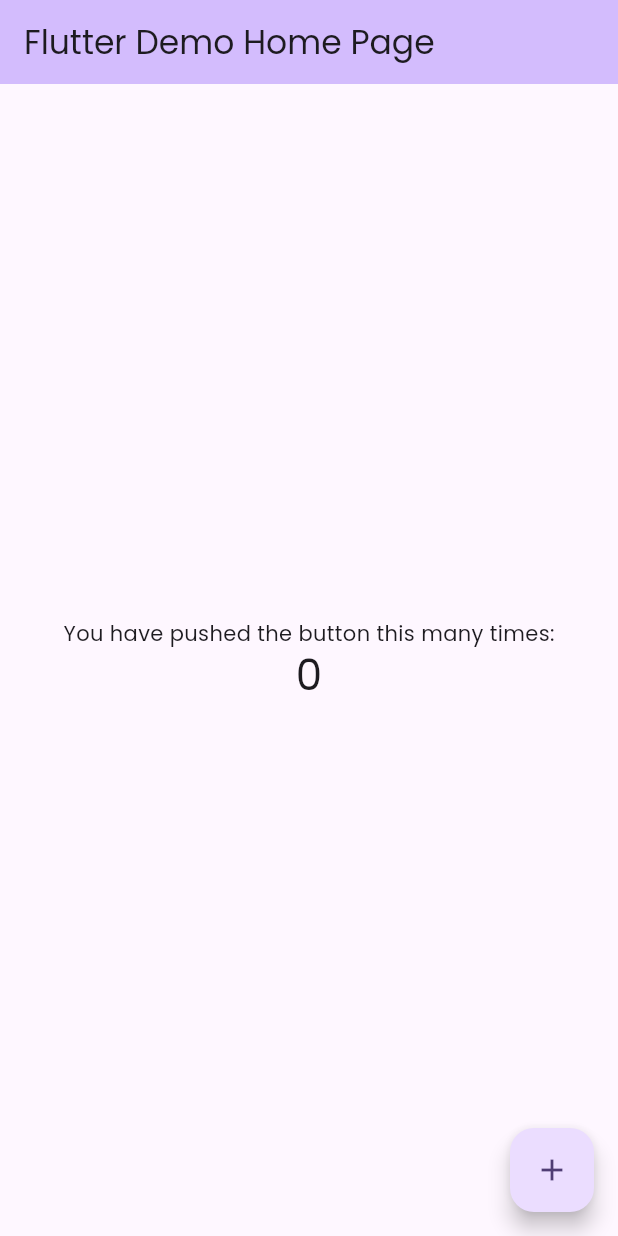
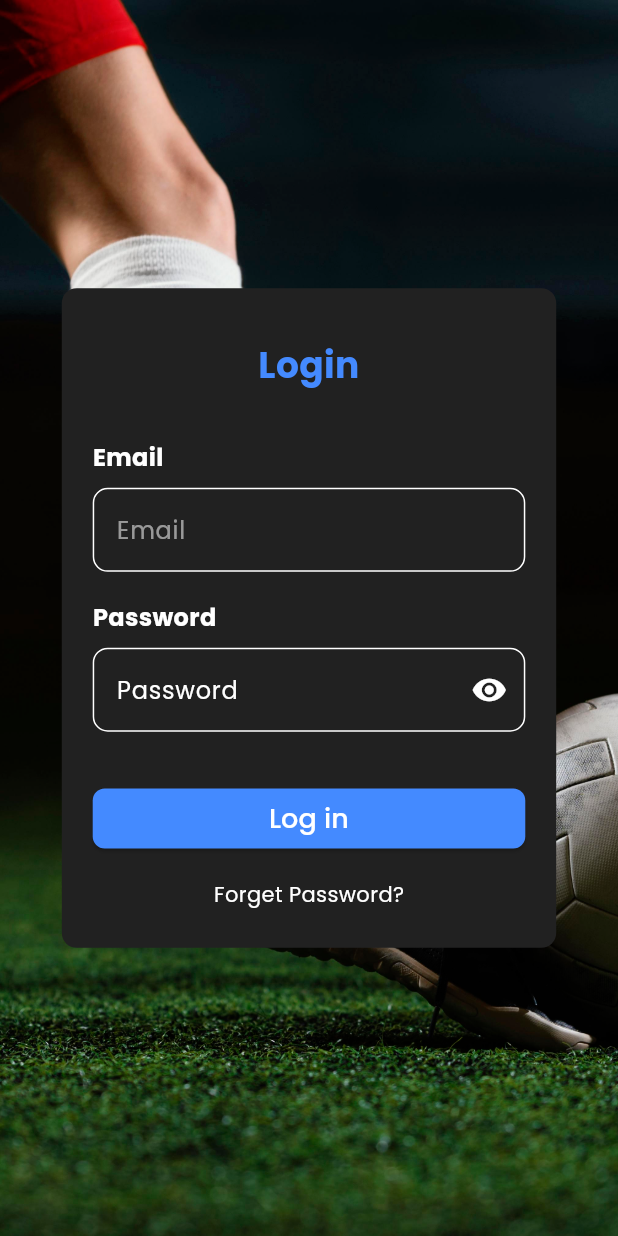
Before and after one commit to adhilfouzi/turf_booking_application_for_admin, a Flutter app: the screen it shows after launch, on a phone screen of 412 x 824 dp. Run offline on Flutter 3.47's test engine with Material 3 defaults, Android fonts, the phone set to English and light mode, and no system bars; our stand-ins replace firebase_core, flutter_svg; accounts and stored records are empty.

Commit message:
login page design done

```diff
--- a/lib/main.dart
+++ b/lib/main.dart
@@ -1,6 +1,7 @@
 import 'package:firebase_core/firebase_core.dart';
 import 'package:flutter/material.dart';
-import 'package:turf_booking_application_for_admin/firebase_options.dart';
+import 'package:turf_booking_application_for_admin/model/backend/firebase_options.dart';
+import 'package:turf_booking_application_for_admin/view/login/screen/login_screen.dart';
 
 Future<void> main() async {
   WidgetsFlutterBinding.ensureInitialized();
@@ -19,60 +20,12 @@
       debugShowCheckedModeBanner: false,
       title: 'Turf Booking Application For Admin',
       theme: ThemeData(
-        colorScheme: ColorScheme.fromSeed(seedColor: Colors.deepPurple),
+        colorScheme:
+            const ColorScheme.dark(primary: Color.fromARGB(255, 255, 255, 255)),
         useMaterial3: true,
         fontFamily: 'Poppins',
       ),
-      home: const MyHomePage(title: 'Flutter Demo Home Page'),
+      home: const LoginScreen(),
     );
   }
 }
-
-class MyHomePage extends StatefulWidget {
-  const MyHomePage({super.key, required this.title});
-
-  final String title;
-
-  @override
-  State<MyHomePage> createState() => _MyHomePageState();
-}
-
-class _MyHomePageState extends State<MyHomePage> {
-  int _counter = 0;
-
-  void _incrementCounter() {
-    setState(() {
-      _counter++;
-      print(_counter);
-    });
-  }
-
-  @override
-  Widget build(BuildContext context) {
-    return Scaffold(
-      appBar: AppBar(
-        backgroundColor: Theme.of(context).colorScheme.inversePrimary,
-        title: Text(widget.title),
-      ),
-      body: Center(
-        child: Column(
-          mainAxisAlignment: MainAxisAlignment.center,
-          children: <Widget>[
-            const Text(
-              'You have pushed the button this many times:',
-            ),
-            Text(
-              '$_counter',
-              style: Theme.of(context).textTheme.headlineMedium,
-            ),
-          ],
-        ),
-      ),
-      floatingActionButton: FloatingActionButton(
-        onPressed: _incrementCounter,
-        tooltip: 'Increment',
-        child: const Icon(Icons.add),
-      ),
-    );
-  }
-}
--- a/lib/model/utils/portion/textfield.dart
+++ b/lib/model/utils/portion/textfield.dart
@@ -7,7 +7,6 @@
   final TextEditingController? controller;
   final TextInputType? keyboardType;
   final TextInputAction? textInputAction;
-  final String? labelText;
   final bool obscureText;
   final String? Function(String?)? validator;
 
@@ -22,7 +21,6 @@
     this.obscureText = false,
     this.icon,
     this.validator,
-    this.labelText,
   });
 
   @override
@@ -30,19 +28,36 @@
     return Padding(
       padding: EdgeInsets.symmetric(
         vertical: MediaQuery.of(context).size.height * 0.0112,
-          horizontal: MediaQuery.of(context).size.width * 0.04),
-      child: TextFormField(
+        horizontal: MediaQuery.of(context).size.width * 0.04,
+      ),
+      child: Column(
+        crossAxisAlignment: CrossAxisAlignment.start,
+        children: [
+          Text(
+            hintText,
+            style: const TextStyle(
+              color: Colors.white, // Adjust color for dark mode
+              fontWeight: FontWeight.bold,
+              fontSize: 16,
+            ),
+          ),
+          SizedBox(
+            height: MediaQuery.of(context).size.height * 0.01,
+          ),
+          TextFormField(
             controller: controller,
             keyboardType: keyboardType,
             textInputAction: textInputAction,
             obscureText: obscureText,
             validator: validator,
+            style: const TextStyle(
+                color: Colors.white), // Text color for dark mode
             decoration: InputDecoration(
               hintText: hintText,
-          labelText: labelText ?? hintText,
-          filled: true,
               fillColor: CustomColor.secondarybackgroundColor,
-          suffixIcon: icon != null ? Icon(icon) : null,
+              hintStyle: const TextStyle(
+                  color: Colors.white54), // Hint text color for dark mode
+              suffixIcon: icon != null ? Icon(icon, color: Colors.white) : null,
               border: OutlineInputBorder(
                 borderSide: const BorderSide(color: Colors.transparent),
                 borderRadius: BorderRadius.circular(10),
@@ -53,6 +68,8 @@
               ),
             ),
           ),
+        ],
+      ),
     );
   }
 }
@@ -60,7 +77,6 @@
 class PasswordTextField extends StatefulWidget {
   final TextEditingController? controller;
   final String? hintText;
-  final String? labelText;
   final TextInputType? keyboardType;
   final TextInputAction? textInputAction;
 
@@ -70,11 +86,10 @@
     this.keyboardType,
     this.textInputAction,
     this.hintText,
-    this.labelText,
   });
 
   @override
-  _PasswordTextFieldState createState() => _PasswordTextFieldState();
+  State<PasswordTextField> createState() => _PasswordTextFieldState();
 }
 
 class _PasswordTextFieldState extends State<PasswordTextField> {
@@ -85,20 +100,37 @@
     return Padding(
       padding: EdgeInsets.symmetric(
         vertical: MediaQuery.of(context).size.height * 0.0112,
-          horizontal: MediaQuery.of(context).size.width * 0.04),
-      child: TextFormField(
+        horizontal: MediaQuery.of(context).size.width * 0.04,
+      ),
+      child: Column(
+        crossAxisAlignment: CrossAxisAlignment.start,
+        children: [
+          const Text(
+            "Password",
+            style: TextStyle(
+              color: Colors.white, // Adjust color for dark mode
+              fontWeight: FontWeight.bold,
+              fontSize: 16,
+            ),
+          ),
+          SizedBox(
+            height: MediaQuery.of(context).size.height * 0.01,
+          ),
+          TextFormField(
             validator: (value) => InputValidators.validatePassword(value),
             controller: widget.controller,
             keyboardType: widget.keyboardType,
             textInputAction: widget.textInputAction,
             obscureText: obscureText,
+            style: const TextStyle(
+                color: Colors.white), // Text color for dark mode
             decoration: InputDecoration(
-          labelText: widget.labelText ?? widget.hintText ?? 'Password',
               hintText: widget.hintText ?? 'Password',
-          filled: true,
-          fillColor: CustomColor.secondarybackgroundColor,
               suffixIcon: IconButton(
-            icon: Icon(obscureText ? Icons.visibility : Icons.visibility_off),
+                icon: Icon(
+                  obscureText ? Icons.visibility : Icons.visibility_off,
+                  color: Colors.white, // Adjust color for dark mode
+                ),
                 onPressed: () {
                   setState(() {
                     obscureText = !obscureText;
@@ -115,6 +147,8 @@
               ),
             ),
           ),
+        ],
+      ),
     );
   }
 }
--- /dev/null
+++ b/lib/model/utils/screen/maxwidth.dart
@@ -0,0 +1,26 @@
+double constrainMaxWidth(double screenWidth) {
+  // Define breakpoints for common device categories
+  const double extraSmallScreen =
+      360; // Example threshold for extra small screens
+  const double smallScreen = 600; // Example threshold for small screens
+  const double mediumScreen = 1024; // Example threshold for medium screens
+  const double largeScreen = 1440; // Example threshold for large screens
+
+  // Determine the maximum width based on the screen width
+  if (screenWidth < extraSmallScreen) {
+    // For extra small screens
+    return screenWidth * 0.9;
+  } else if (screenWidth < smallScreen) {
+    // For small screens
+    return screenWidth * 0.8;
+  } else if (screenWidth < mediumScreen) {
+    // For medium screens
+    return screenWidth * 0.6;
+  } else if (screenWidth < largeScreen) {
+    // For large screens
+    return screenWidth * 0.5;
+  } else {
+    // For extra large screens
+    return screenWidth * 0.4;
+  }
+}
--- /dev/null
+++ b/lib/view/login/screen/login_screen.dart
@@ -0,0 +1,24 @@
+import 'package:flutter/material.dart';
+import 'package:turf_booking_application_for_admin/view/login/utils/login_container.dart';
+import '../../../model/utils/const/image_name.dart';
+
+class LoginScreen extends StatelessWidget {
+  const LoginScreen({super.key});
+
+  @override
+  Widget build(BuildContext context) {
+    return Scaffold(
+      body: Stack(
+        children: [
+          Positioned.fill(
+            child: Image.asset(
+              ImagePath.welcome,
+              fit: BoxFit.cover,
+            ),
+          ),
+          Center(child: LoginContainer()),
+        ],
+      ),
+    );
+  }
+}
--- /dev/null
+++ b/lib/view/login/utils/login_container.dart
@@ -0,0 +1,120 @@
+import 'package:flutter/material.dart';
+import '../../../model/controller/validator.dart';
+import '../../../model/utils/portion/textfield.dart';
+import '../../../model/utils/screen/maxwidth.dart';
+
+class LoginContainer extends StatelessWidget {
+  final TextEditingController emailController = TextEditingController();
+  final TextEditingController passwordController = TextEditingController();
+  final GlobalKey<FormState> formKey = GlobalKey<FormState>();
+
+  LoginContainer({super.key});
+
+  @override
+  Widget build(BuildContext context) {
+    final isDarkMode = Theme.of(context).brightness == Brightness.dark;
+    final screenWidth = MediaQuery.of(context).size.width;
+    final screenHeight = MediaQuery.of(context).size.height;
+
+    return ConstrainedBox(
+      constraints: BoxConstraints(
+        minWidth: screenWidth * 0.3,
+        maxWidth: constrainMaxWidth(screenWidth),
+      ),
+      child: Container(
+        padding: EdgeInsets.symmetric(
+          horizontal: screenWidth * 0.01,
+          vertical: screenHeight * 0.0112,
+        ),
+        decoration: BoxDecoration(
+          color: isDarkMode ? Colors.grey[900] : Colors.white,
+          borderRadius: BorderRadius.circular(10),
+          boxShadow: isDarkMode
+              ? null
+              : [
+                  BoxShadow(
+                    color: Colors.grey.withOpacity(0.5),
+                    spreadRadius: 2,
+                    blurRadius: 5,
+                    offset: const Offset(0, 3),
+                  ),
+                ],
+        ),
+        child: Form(
+          key: formKey,
+          child: Column(
+            mainAxisSize: MainAxisSize.min,
+            crossAxisAlignment: CrossAxisAlignment.center,
+            children: [
+              SizedBox(height: screenHeight * 0.03),
+              Text(
+                'Login',
+                style: TextStyle(
+                  color: isDarkMode ? Colors.blueAccent : Colors.blue,
+                  fontSize: 24,
+                  fontWeight: FontWeight.bold,
+                ),
+                textAlign: TextAlign.center,
+              ),
+              SizedBox(height: screenHeight * 0.03),
+              MyTextField(
+                controller: emailController,
+                hintText: 'Email',
+                keyboardType: TextInputType.emailAddress,
+                validator: (value) => InputValidators.validateEmail(value),
+              ),
+              SizedBox(height: screenHeight * 0.001),
+              PasswordTextField(
+                controller: passwordController,
+              ),
+              SizedBox(height: screenHeight * 0.03),
+              Padding(
+                padding: EdgeInsets.symmetric(
+                  horizontal: screenWidth * 0.04,
+                ),
+                child: ElevatedButton(
+                  onPressed: () {
+                    if (formKey.currentState!.validate()) {
+                      // Perform login action
+                    }
+                  },
+                  style: ElevatedButton.styleFrom(
+                    backgroundColor:
+                        isDarkMode ? Colors.blueAccent : Colors.blue,
+                    shape: RoundedRectangleBorder(
+                        borderRadius: BorderRadius.circular(8)),
+                  ),
+                  child: Container(
+                    width: double.infinity,
+                    padding: EdgeInsets.symmetric(
+                      vertical: screenHeight * 0.005,
+                    ),
+                    child: const Text(
+                      'Log in',
+                      textAlign: TextAlign.center,
+                      style: TextStyle(fontSize: 18),
+                    ),
+                  ),
+                ),
+              ),
+              SizedBox(height: screenHeight * 0.02),
+              InkWell(
+                onTap: () {
+                  if (formKey.currentState!.validate()) {
+                    // Perform login action
+                  }
+                },
+                child: Text(
+                  'Forget Password?',
+                  style: TextStyle(
+                      color: isDarkMode ? Colors.white : Colors.black),
+                ),
+              ),
+              SizedBox(height: screenHeight * 0.02),
+            ],
+          ),
+        ),
+      ),
+    );
+  }
+}
```
Also changed, not shown: lib/model/backend/firebase_options.dart (renamed from lib/firebase_options.dart). Lines whose indentation alone changed are shown as unchanged.
